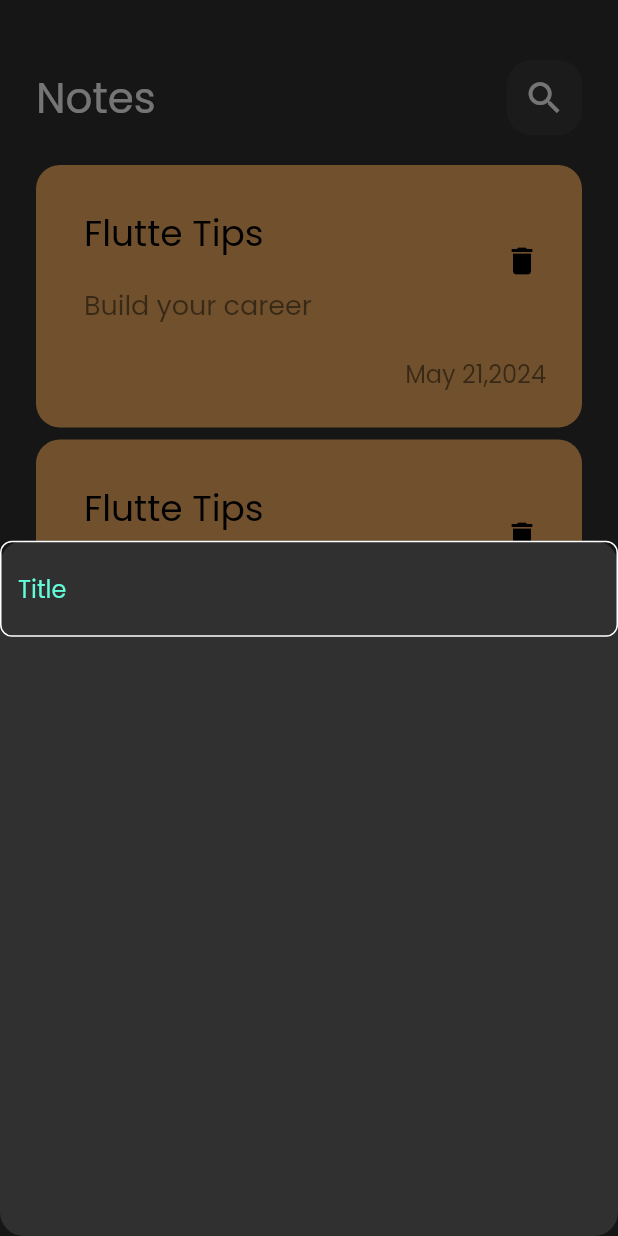
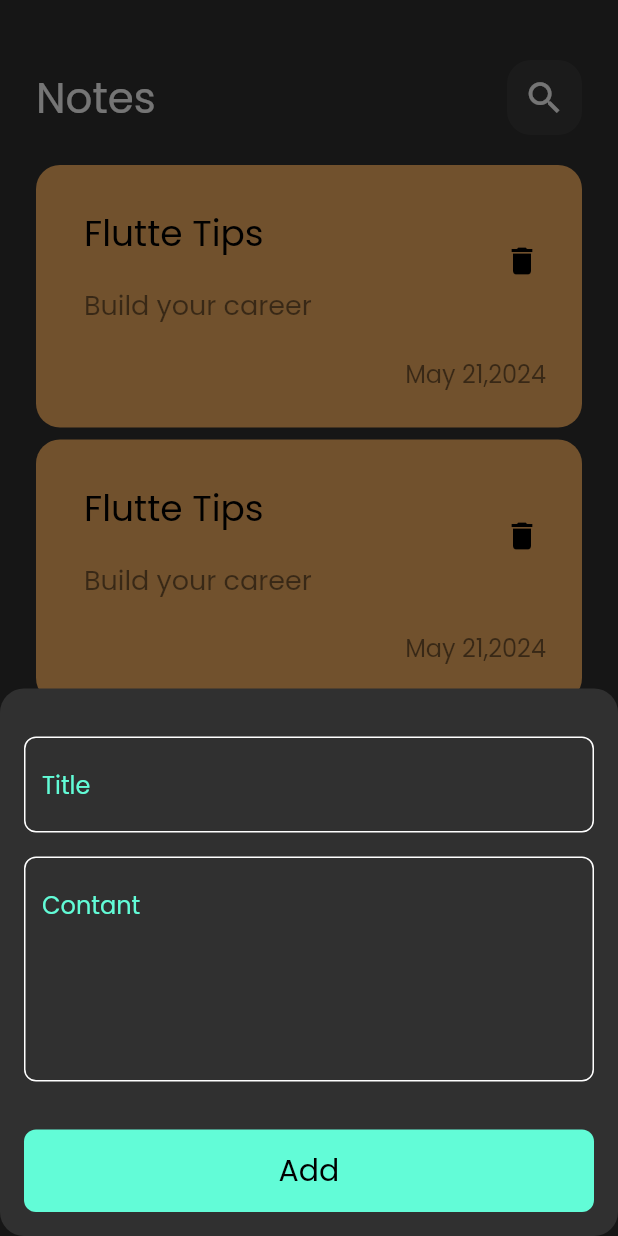
Before and after one commit to HadyAbdallah/Notes-App, a Flutter app: the screen it shows after launch, after a tap on the "add" icon, on a phone screen of 412 x 824 dp. Run offline on Flutter 3.47's test engine with Material 2 defaults, Android fonts, the phone set to English and light mode, and no system bars.

Commit message:
Finish Modal Bottom Sheet

```diff
--- a/lib/Views/NotesView.dart
+++ b/lib/Views/NotesView.dart
@@ -13,6 +13,7 @@ class NotesView extends StatelessWidget {
       floatingActionButton: FloatingActionButton(
         onPressed: () {
           showModalBottomSheet(
+              isScrollControlled: true,
               shape: RoundedRectangleBorder(
                   borderRadius: BorderRadius.circular(16)),
               context: context,
--- a/lib/Widgets/AddNoteBottomSheet.dart
+++ b/lib/Widgets/AddNoteBottomSheet.dart
@@ -1,4 +1,5 @@
 import 'package:flutter/material.dart';
+import 'package:notes/Widgets/CustomButton.dart';
 import 'package:notes/Widgets/CustomTextField.dart';
 
 class AddNoteBottomSheet extends StatelessWidget {
@@ -6,10 +7,37 @@ class AddNoteBottomSheet extends StatelessWidget {
 
   @override
   Widget build(BuildContext context) {
-    return const Column(
-      children: [
-        CustomTextField(),
-      ],
+    return Padding(
+      padding: EdgeInsets.only(
+          right: 16,
+          left: 16,
+          bottom: MediaQuery.of(context).viewInsets.bottom),
+      child: const SingleChildScrollView(
+        child: Column(
+          children: [
+            SizedBox(
+              height: 32,
+            ),
+            CustomTextField(
+              hint: "Title",
+            ),
+            SizedBox(
+              height: 16,
+            ),
+            CustomTextField(
+              hint: "Contant",
+              maxlines: 5,
+            ),
+            SizedBox(
+              height: 32,
+            ),
+            CustomButton(),
+            SizedBox(
+              height: 16,
+            ),
+          ],
+        ),
+      ),
     );
   }
 }
--- /dev/null
+++ b/lib/Widgets/CustomButton.dart
@@ -0,0 +1,22 @@
+import 'package:flutter/material.dart';
+import 'package:notes/constants.dart';
+
+class CustomButton extends StatelessWidget {
+  const CustomButton({super.key});
+
+  @override
+  Widget build(BuildContext context) {
+    return Container(
+      width: MediaQuery.of(context).size.width,
+      height: 55,
+      decoration: BoxDecoration(
+          color: kPrimaryColor, borderRadius: BorderRadius.circular(8)),
+      child: const Center(
+        child: Text(
+          "Add",
+          style: TextStyle(color: Colors.black, fontSize: 20),
+        ),
+      ),
+    );
+  }
+}
--- a/lib/Widgets/CustomTextField.dart
+++ b/lib/Widgets/CustomTextField.dart
@@ -2,14 +2,17 @@ import 'package:flutter/material.dart';
 import 'package:notes/constants.dart';
 
 class CustomTextField extends StatelessWidget {
-  const CustomTextField({super.key});
+  const CustomTextField({super.key, required this.hint, this.maxlines = 1});
+  final String hint;
+  final int maxlines;
 
   @override
   Widget build(BuildContext context) {
     return TextField(
+      maxLines: maxlines,
       cursorColor: kPrimaryColor,
       decoration: InputDecoration(
-          hintText: "Title",
+          hintText: hint,
           hintStyle: const TextStyle(color: kPrimaryColor),
           border: buildBorder(),
           enabledBorder: buildBorder(),
```
